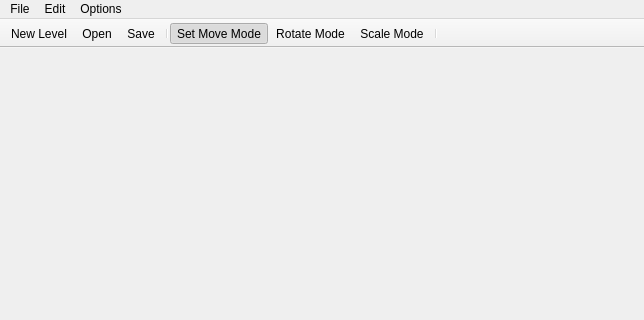
Before: the Qt Designer form lol4edit/gui/ui/MainWindow.ui in gspu/lol4fg, drawn with Qt 5; both pictures show x 0 to 644 and y 0 to 320 of the 644 by 643 pixel window.
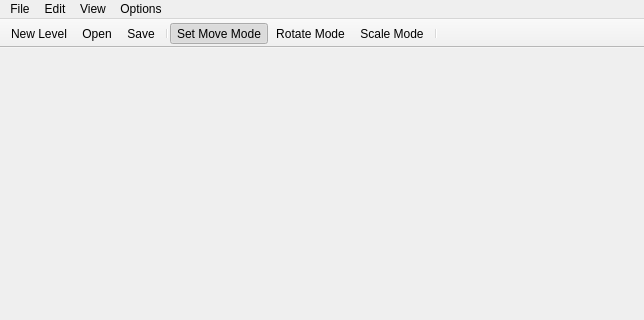
After: the same form once the commit is applied. Icons and pictures are not drawn.

Patch:
```diff
--- a/lol4edit/gui/ui/MainWindow.ui
+++ b/lol4edit/gui/ui/MainWindow.ui
@@ -67,8 +67,15 @@
     <addaction name="actionPhysics"/>
     <addaction name="actionFog"/>
    </widget>
+   <widget class="QMenu" name="menuView">
+    <property name="title">
+     <string>View</string>
+    </property>
+    <addaction name="actionShow_Log_Window"/>
+   </widget>
    <addaction name="menuFile"/>
    <addaction name="menuEdit"/>
+   <addaction name="menuView"/>
    <addaction name="menuOptions"/>
   </widget>
   <widget class="QStatusBar" name="statusbar"/>
```
Left out of the diff: 8 changed lines with no effect on the pictures.
